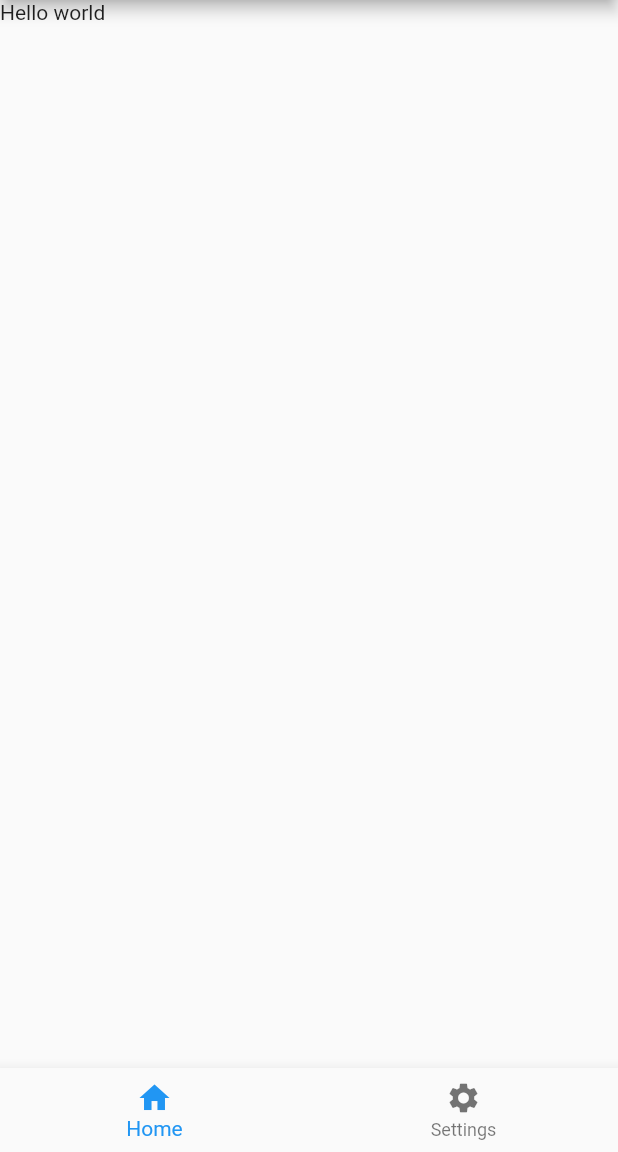
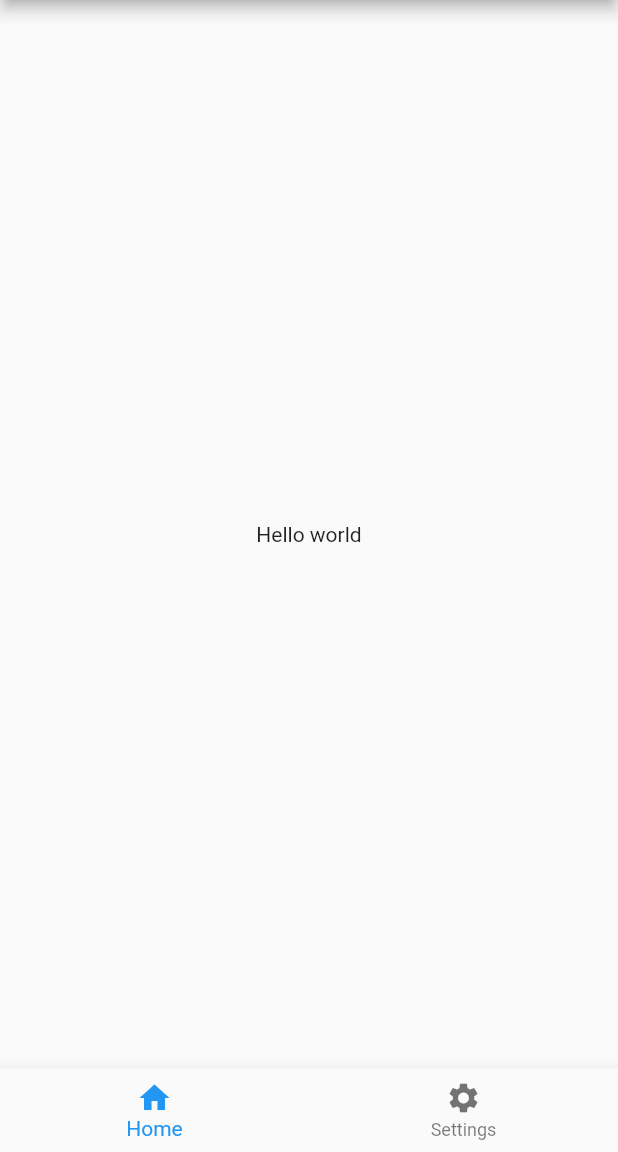
Before and after one commit to safakun/flutter_course, a Flutter app: the screen it shows after launch, on a phone screen of 412 x 824 dp, the part 84-1236 px from its top. Run offline on Flutter 3.47's test engine with Material 2 defaults, Android fonts, the light colour scheme and no system bars.

Commit message:
added const center

```diff
--- a/myapo/lib/main.dart
+++ b/myapo/lib/main.dart
@@ -16,21 +16,15 @@ class MyApp extends StatelessWidget {
         appBar: AppBar(
           title: const Text('Material App Bar'),
         ),
-            body: const Text('Hello world'),
+        body: const Center(child: Text('Hello world')),
         bottomNavigationBar: BottomNavigationBar(
           items: const [
+            BottomNavigationBarItem(label: 'Home', icon: Icon(Icons.home)),
             BottomNavigationBarItem(
-                     label: 'Home',
-                    icon: Icon(Icons.home)
-                  ),
-                  BottomNavigationBarItem(
-                    label: 'Settings',
-                    icon: Icon(Icons.settings)
-                  )
+                label: 'Settings', icon: Icon(Icons.settings))
           ],
         ),
       ),
     );
-
   }
 }
```
Lines whose indentation alone changed are shown as unchanged.
